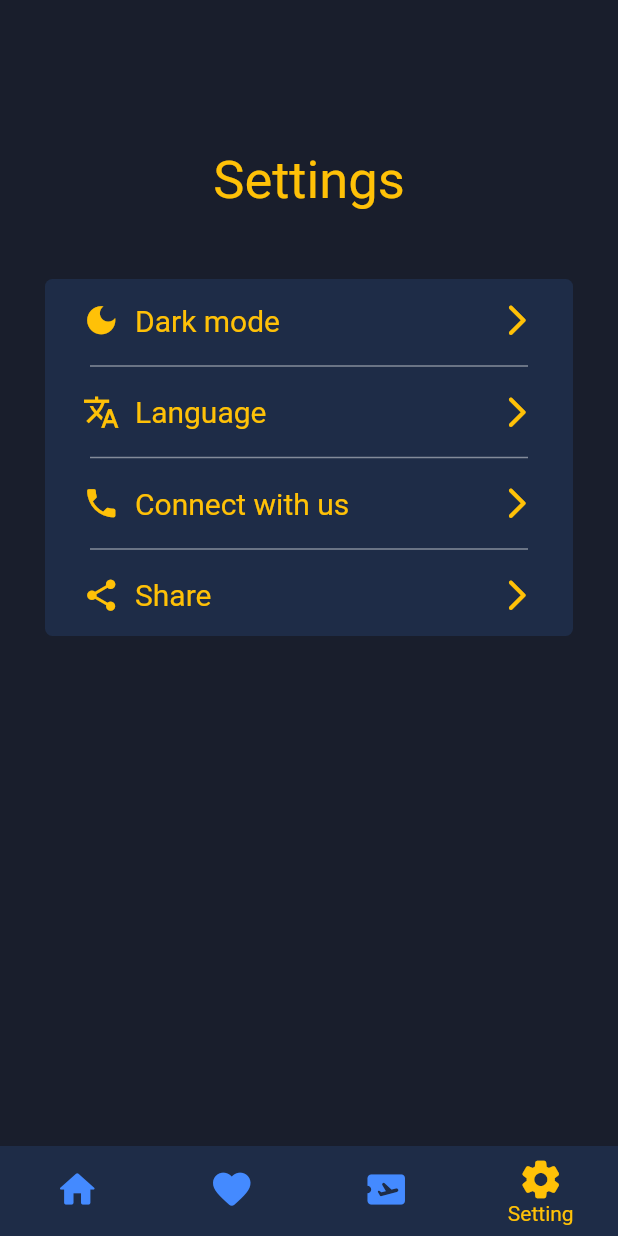
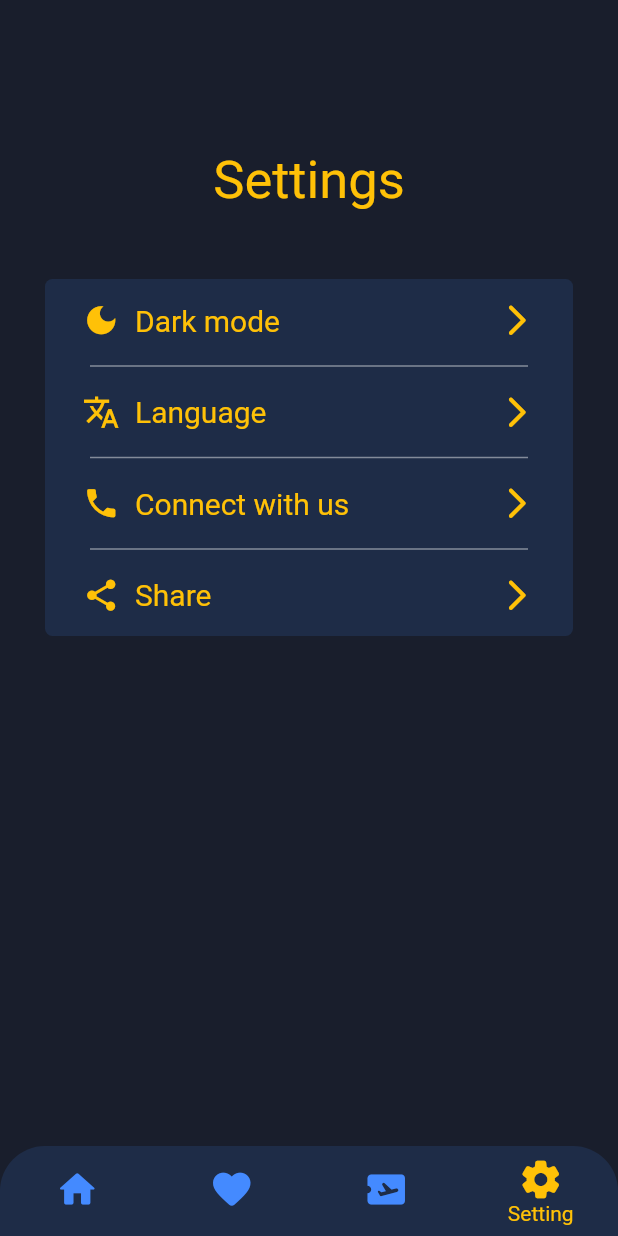
Before and after one commit to md7o/BottomAppBar, a Flutter app: the screen it shows after launch, item 4 of the bottom bar chosen, on a phone screen of 412 x 824 dp. Run offline on Flutter 3.47's test engine with Material 2 defaults, Android fonts, the phone set to English and light mode, and no system bars; network calls fail.

Commit message:
final result

```diff
--- a/lib/bottom_appbar1.dart
+++ b/lib/bottom_appbar.dart
@@ -4,14 +4,14 @@ import 'package:appbar_project/pages/setting_page.dart';
 import 'package:appbar_project/pages/tickets_page.dart';
 import 'package:flutter/material.dart';
 
-class BotoomAppBar1 extends StatefulWidget {
-  const BotoomAppBar1({super.key});
+class BotoomAppBar extends StatefulWidget {
+  const BotoomAppBar({super.key});
 
   @override
-  State<BotoomAppBar1> createState() => _BotoomAppBar1State();
+  State<BotoomAppBar> createState() => _BotoomAppBarState();
 }
 
-class _BotoomAppBar1State extends State<BotoomAppBar1> {
+class _BotoomAppBarState extends State<BotoomAppBar> {
   int currentIndex = 0;
 
   final List<Widget> pages = [
@@ -27,27 +27,32 @@ class _BotoomAppBar1State extends State<BotoomAppBar1> {
     return Scaffold(
       body: pages[currentIndex], //to show pages at click
 
-      backgroundColor: const Color(0xFF1E2C47), //bottom AppBar backgroundColor
+      backgroundColor:
+          const Color(0xFF191E2C), //container bottom AppBar backgroundColor
 
       bottomNavigationBar: Theme(
         data: ThemeData(
           splashColor: Colors.transparent,
           highlightColor: Colors.transparent,
         ),
-        child: Container(
-          decoration: const BoxDecoration(
-            color: Color(0x00192836),
+        child: ClipRRect(
+          borderRadius: const BorderRadius.only(
+            topLeft: Radius.circular(30.0),
+            topRight: Radius.circular(30.0),
           ),
           child: BottomNavigationBar(
             iconSize: 30,
-            elevation: 0,
-            backgroundColor: Colors.transparent,
-            type: BottomNavigationBarType.fixed,
-            selectedItemColor: Colors.amber,
-            unselectedItemColor: Colors.blueAccent,
-            showUnselectedLabels: false,
-            currentIndex: currentIndex,
-            onTap: (index) => setState(() => currentIndex = index),
+            elevation: 0, // 0 value to remove inner shadow
+            backgroundColor:
+                const Color(0xFF1E2C47), //bottom navigaton background
+            type: BottomNavigationBarType.fixed, //click effect
+            selectedItemColor: Colors.amber, //selected button Color
+            unselectedItemColor: Colors.blueAccent, //unselected button Color
+            showUnselectedLabels:
+                false, //show text under icon unselected button
+            currentIndex: currentIndex, //to change button when click
+            onTap: (index) =>
+                setState(() => currentIndex = index), //change pages when click
             items: const [
               BottomNavigationBarItem(
                 icon: Icon(Icons.home_rounded),
--- a/lib/main.dart
+++ b/lib/main.dart
@@ -1,4 +1,4 @@
-import 'package:appbar_project/bottom_appbar1.dart';
+import 'package:appbar_project/bottom_appbar.dart';
 import 'package:flutter/material.dart';
 
 void main() {
@@ -13,7 +13,7 @@ class MyApp extends StatelessWidget {
     // ignore: prefer_const_constructors
     return MaterialApp(
       debugShowCheckedModeBanner: false,
-      home: const BotoomAppBar1(),
+      home: const BotoomAppBar(),
     );
   }
 }
--- a/lib/pages/home_page.dart
+++ b/lib/pages/home_page.dart
@@ -74,7 +74,7 @@ class HomePage extends StatelessWidget {
             height: 60,
           ),
           Padding(
-            padding: EdgeInsets.symmetric(horizontal: 20),
+            padding: const EdgeInsets.symmetric(horizontal: 20),
             child: Row(
               mainAxisAlignment: MainAxisAlignment.spaceBetween,
               children: const [
@@ -131,7 +131,7 @@ class HomePage extends StatelessWidget {
                                 begin: Alignment.bottomCenter,
                                 end: Alignment.topCenter,
                                 colors: [
-                                  Colors.black.withOpacity(0.9),
+                                  Colors.black.withOpacity(0.7),
                                   Colors.transparent
                                 ],
                               ),
```
